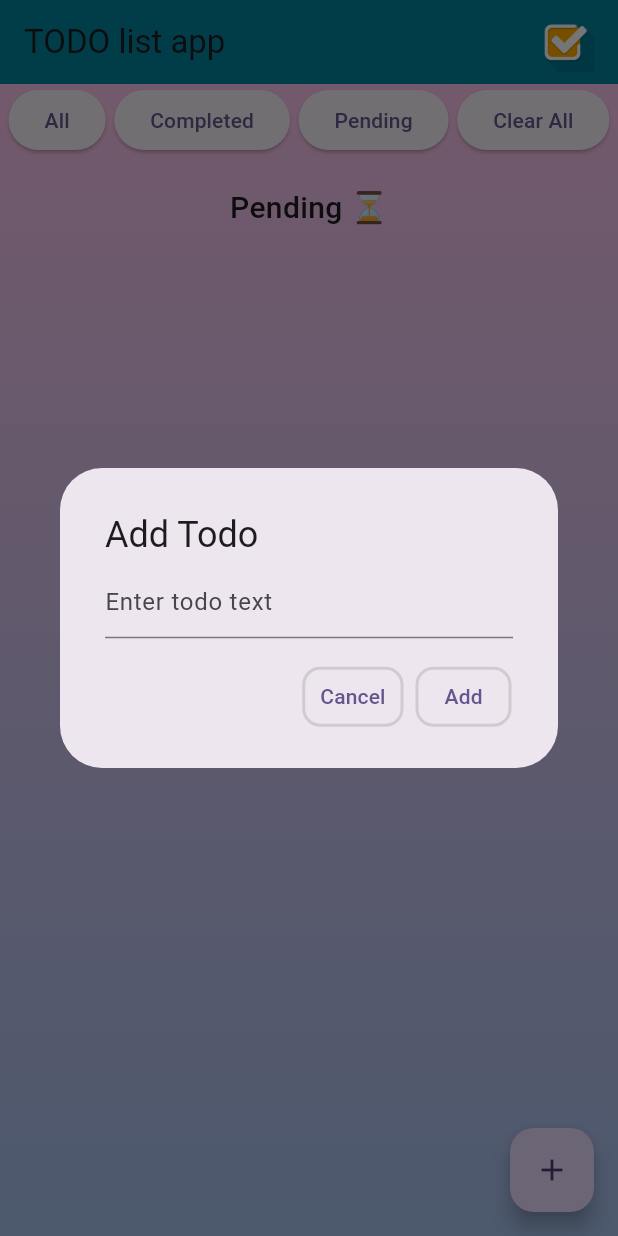
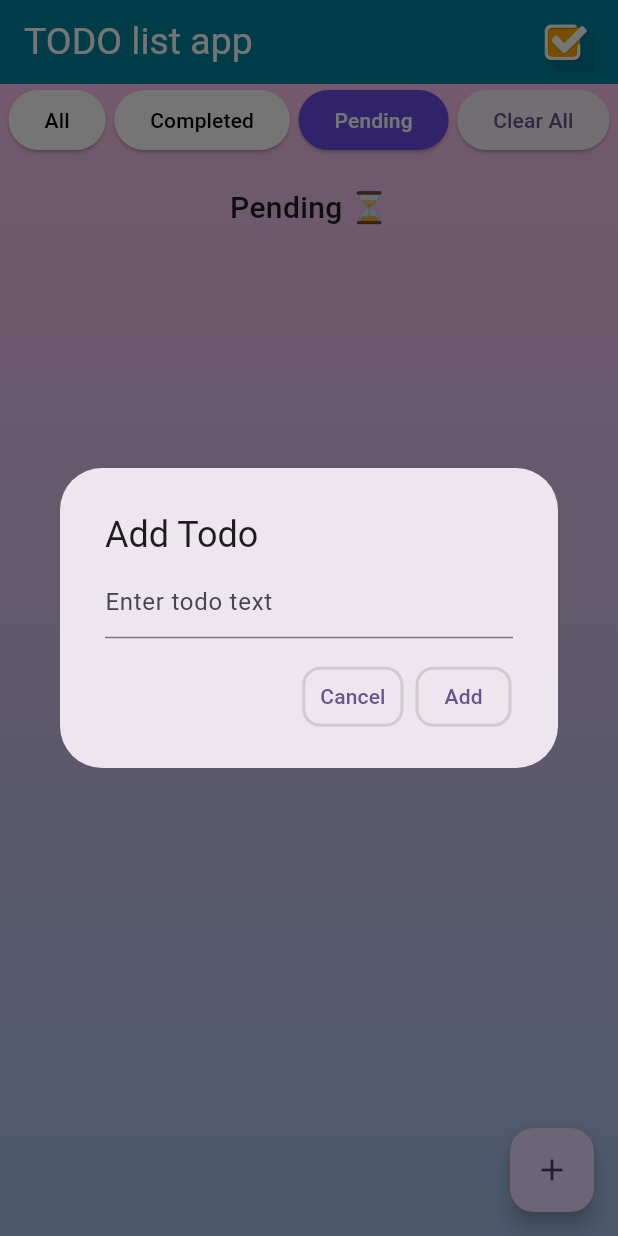
Before and after one commit to HarshilJethva73/Todo_app, a Flutter app: the screen it shows after launch, after a tap on "Completed", after a tap on "Pending", after a tap on the "add" icon, on a phone screen of 412 x 824 dp. Run offline on Flutter 3.47's test engine with Material 3 defaults, Android fonts, the phone set to English and light mode, and no system bars; our stand-ins replace shared_preferences.

Commit message:
Bug fixed

```diff
--- a/devtools_options.yaml
+++ b/devtools_options.yaml
@@ -1,3 +1,4 @@
 description: This file stores settings for Dart & Flutter DevTools.
 documentation: https://docs.flutter.dev/tools/devtools/extensions#configure-extension-enablement-states
 extensions:
+  - shared_preferences: false
--- a/lib/main.dart
+++ b/lib/main.dart
@@ -52,6 +52,8 @@ class _MyHomePageState extends State<MyHomePage> {
   List<Todo> _todos = [];
   List<Todo> _allTodos = [];
   String _currentLabel = "All Todo's";
+  Color _currentColor = Color(0xFF6A4CE6);
+  String _activeFilter = "All";
 
   @override
   void initState() {
@@ -181,15 +183,16 @@ class _MyHomePageState extends State<MyHomePage> {
   @override
   Widget build(BuildContext context) {
     return Scaffold(
-      appBar: AppBar(backgroundColor: Color(0xFF03869F),
+      appBar: AppBar(
+        backgroundColor: Color(0xFF03869F),
         title: Row(
           mainAxisAlignment: MainAxisAlignment.spaceBetween,
           children: [
-                  Text('TODO list app'),
-                  const SizedBox(width: 10),
-                  Image.asset('assets/images/logo.jpg', height: 40,),
+            Text('TODO list app', style: TextStyle(color: Colors.white, fontSize: 25),),
+            Image.asset('assets/images/logo.jpg', height: 40),
           ],
-              )),
+        ),
+      ),
       body: Container(
         decoration: const BoxDecoration(
           gradient: LinearGradient(
@@ -203,46 +206,83 @@ class _MyHomePageState extends State<MyHomePage> {
             Row(
               mainAxisAlignment: MainAxisAlignment.spaceEvenly,
               children: [
-
                 ElevatedButton(
+                  style: ButtonStyle(
+                    backgroundColor: WidgetStateProperty.all(
+                      _activeFilter == "All" ? Color(0xFF6A4CE6) : Colors.white,
+                    ),
+                    foregroundColor: WidgetStateProperty.all(
+                      _activeFilter == "All" ? Colors.white : Colors.black,
+                    ),
+                  ),
                   onPressed: () {
                     setState(() {
                       _todos = List.from(_allTodos);
                       _currentLabel = "All Todo's";
+                      _currentColor = Color(0xFF6A4CE6);
+                      _activeFilter = "All";
                     });
                   },
                   child: const Text("All"),
                 ),
 
                 ElevatedButton(
+                  style: ButtonStyle(
+                    backgroundColor: WidgetStateProperty.all(
+                      _activeFilter == "Completed"
+                          ? Color(0xFF6A4CE6)
+                          : Colors.white,
+                    ),
+                    foregroundColor: WidgetStateProperty.all(
+                      _activeFilter == "Completed"
+                          ? Colors.white
+                          : Colors.black,
+                    ),
+                  ),
                   onPressed: () {
                     setState(() {
                       _todos = _allTodos.where((t) => t.isDone).toList();
                       _currentLabel = "Completed ✔";
+                      _currentColor = Color(0xFF6A4CE6);
+                      _activeFilter = "Completed";
                     });
                   },
                   child: const Text("Completed"),
                 ),
 
                 ElevatedButton(
+                  style: ButtonStyle(
+                    backgroundColor: WidgetStateProperty.all(
+                      _activeFilter == "Pending"
+                          ? Color(0xFF6A4CE6)
+                          : Colors.white,
+                    ),
+                    foregroundColor: WidgetStateProperty.all(
+                      _activeFilter == "Pending" ? Colors.white : Colors.black,
+                    ),
+                  ),
                   onPressed: () {
                     setState(() {
                       _todos = _allTodos.where((t) => !t.isDone).toList();
                       _currentLabel = "Pending ⏳";
+                      _currentColor = Color(0xFF6A4CE6);
+                      _activeFilter = "Pending";
                     });
                   },
                   child: const Text("Pending"),
                 ),
 
                 // Elevated button to clear all the items at once
-
-                ElevatedButton(onPressed: () {
+                ElevatedButton(
+                  onPressed: () {
                     setState(() {
                       _allTodos.clear();
                       _todos.clear();
                     });
                     saveTodos();
-                }, child: Text("Clear All")),
+                  },
+                  child: Text("Clear All"),
+                ),
               ],
             ),
 
@@ -262,7 +302,10 @@ class _MyHomePageState extends State<MyHomePage> {
                   final todo = _todos[index];
 
                   return Container(
-                  margin: const EdgeInsets.symmetric(horizontal: 12, vertical: 6),
+                    margin: const EdgeInsets.symmetric(
+                      horizontal: 12,
+                      vertical: 6,
+                    ),
                     padding: const EdgeInsets.all(12),
                     decoration: BoxDecoration(
                       color: Colors.white,
@@ -302,7 +345,7 @@ class _MyHomePageState extends State<MyHomePage> {
                           ),
                           child: IconButton(
                             onPressed: () => deleteTodo(todo.id),
-                            icon: const Icon(Icons.delete, color: Colors.black,),
+                            icon: const Icon(Icons.delete, color: Colors.black),
                           ),
                         ),
                       ],
```
Lines whose indentation alone changed are shown as unchanged.
